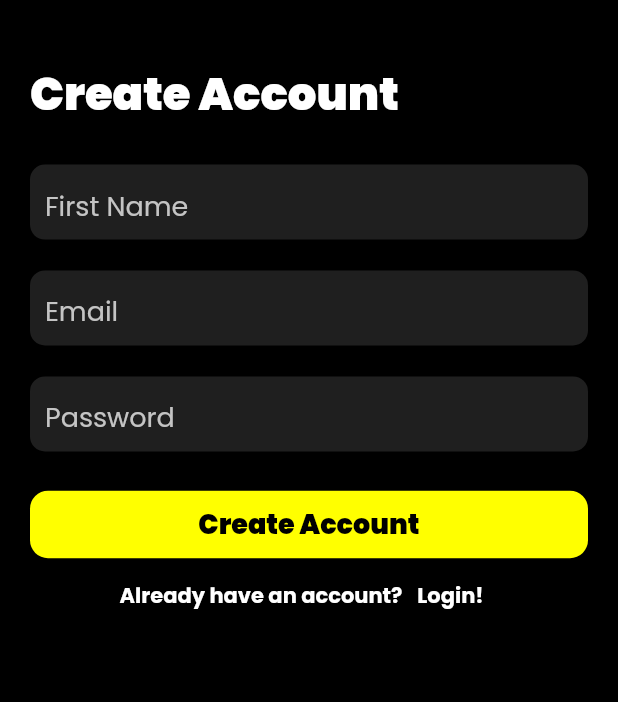
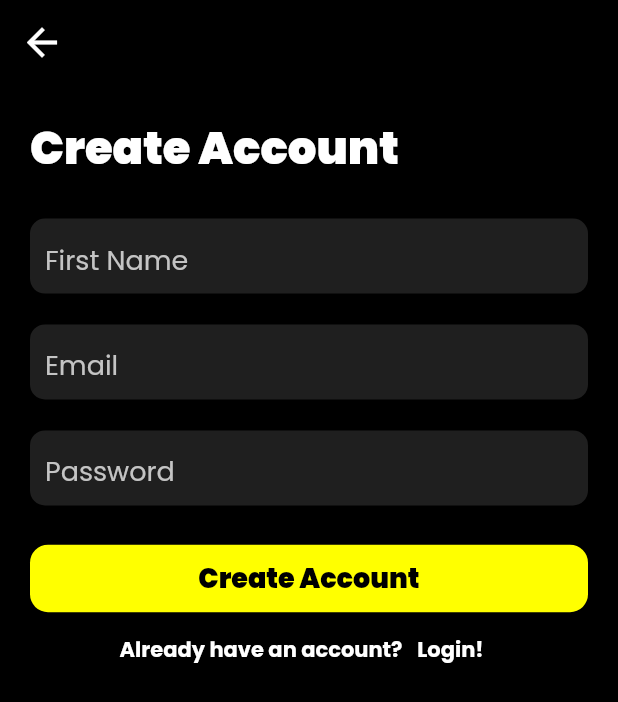
Before and after one commit to Vinay07k/Bookifyy, a Flutter app: the SignUpScreen screen opened by its route, after a tap on "Login!", after a tap on "Register!", on a phone screen of 412 x 824 dp. Shown: the top 702 px of the screen. Run offline on Flutter 3.47's test engine with Material 2 defaults, Android fonts, the phone set to English and light mode, and no system bars; our stand-ins replace animated_splash_screen, font_awesome_flutter, google_fonts.

Commit message:
initial commit

```diff
--- a/lib/Screens/Auth/login.dart
+++ b/lib/Screens/Auth/login.dart
@@ -1,4 +1,5 @@
 import 'package:bookify/Screens/Auth/signup.dart';
+import 'package:bookify/Screens/CarouselScreen.dart';
 import 'package:bookify/constants.dart';
 import 'package:flutter/material.dart';
 
@@ -18,13 +19,29 @@ class LoginScreen extends StatelessWidget {
       child: GestureDetector(
         onTap: () => FocusScope.of(context).unfocus(),
         child: Scaffold(
+          appBar: AppBar(
+            leading: IconButton(
+              onPressed: () {
+                Navigator.pop(
+                  context,
+                  CarouselScreen(),
+                );
+              },
+              icon: Icon(
+                Icons.arrow_back_sharp,
+                size: 30,
+                color: Colors.white,
+              ),
+            ),
+            backgroundColor: Colors.black,
+          ),
           body: SingleChildScrollView(
             child: Padding(
               padding: const EdgeInsets.symmetric(horizontal: 20.0),
               child: Column(
                 crossAxisAlignment: CrossAxisAlignment.start,
                 children: [
-                  const SizedBox(height: 40),
+                  const SizedBox(height: 20),
                   Text(
                     'Log In',
                     style: KTextStyles.kScreenTitle,
--- a/lib/Screens/Auth/signup.dart
+++ b/lib/Screens/Auth/signup.dart
@@ -1,3 +1,4 @@
+import 'package:bookify/Screens/CarouselScreen.dart';
 import 'package:bookify/constants.dart';
 import 'package:flutter/material.dart';
 import 'package:flutter/services.dart';
@@ -10,20 +11,36 @@ import 'package:bookify/Widgets/inputfield.dart';
 import 'package:bookify/Screens/Auth/login.dart';
 
 class SignUpScreen extends StatelessWidget {
-  final routeName = 'signup';
+  final routeName = '/signup';
   @override
   Widget build(BuildContext context) {
     return SafeArea(
       child: GestureDetector(
         onTap: () => FocusScope.of(context).unfocus(),
         child: Scaffold(
+          appBar: AppBar(
+            leading: IconButton(
+              onPressed: () {
+                Navigator.pop(
+                  context,
+                  CarouselScreen(),
+                );
+              },
+              icon: Icon(
+                Icons.arrow_back_sharp,
+                size: 30,
+                color: Colors.white,
+              ),
+            ),
+            backgroundColor: Colors.black,
+          ),
           body: SingleChildScrollView(
             child: Padding(
               padding: const EdgeInsets.symmetric(horizontal: 20.0),
               child: Column(
                 crossAxisAlignment: CrossAxisAlignment.start,
                 children: [
-                  const SizedBox(height: 40),
+                  const SizedBox(height: 20),
                   Text(
                     'Create Account',
                     style: KTextStyles.kScreenTitle,
```
Also changed, not shown: lib/Screens/Home/BookScreen.dart (+0 -22 lines), lib/Widgets/postScreenBlurb.dart (+8 -0 lines).
